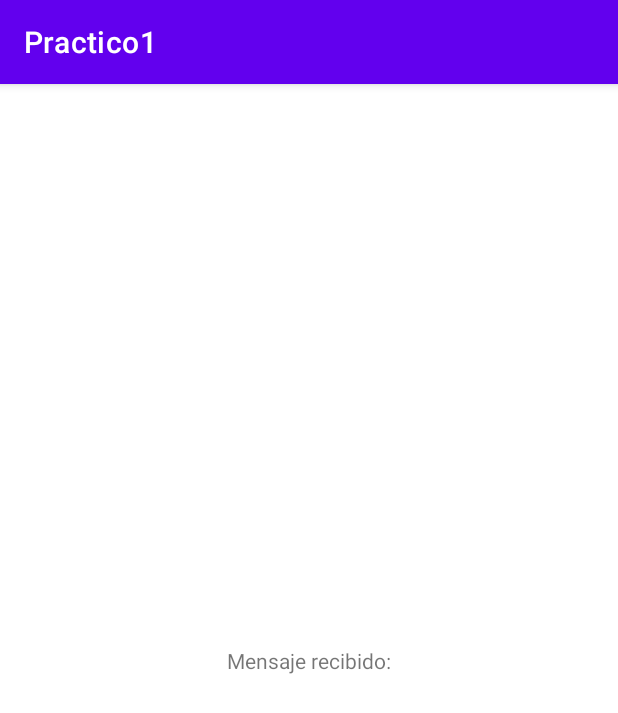
After one commit to Xephorot/U1---P1---M1---Practico-usando-Hilos-runnable-handler-etc., an Android app: the Ejercicio_52 screen opened directly, with no data from a screen before it, on a phone screen of 412 x 824 dp. The commit adds this screen. Shown: the top 713 px of the screen. Run offline under Robolectric (Android 15) with nearby library versions, the phone set to English and light mode, and no system bars.

Commit message:
Terminado ejercicio 5 (Incompleto)

```diff
--- a/app/src/main/AndroidManifest.xml
+++ b/app/src/main/AndroidManifest.xml
@@ -11,6 +11,12 @@
         android:supportsRtl="true"
         android:theme="@style/Theme.Practico1"
         tools:targetApi="31">
+        <activity
+            android:name=".Ejercicio_52"
+            android:exported="false" />
+        <activity
+            android:name=".Ejercicio_51"
+            android:exported="false" />
         <activity
             android:name=".Ejercicio_3"
             android:exported="false" />
--- /dev/null
+++ b/app/src/main/java/com/example/practico1/Ejercicio_52.java
@@ -0,0 +1,43 @@
+package com.example.practico1;
+import androidx.appcompat.app.AppCompatActivity;
+import android.content.Intent;
+import android.os.Bundle;
+import android.widget.TextView;
+import com.example.practico1.Ejercicio5.MessageSender;
+
+public class Ejercicio_52 extends AppCompatActivity {
+
+    private TextView messageTextView;
+
+    @Override
+    protected void onCreate(Bundle savedInstanceState) {
+        super.onCreate(savedInstanceState);
+        setContentView(R.layout.activity_ejercicio52);
+
+        messageTextView = findViewById(R.id.messageTextView);
+
+        Intent intent = getIntent();
+        if (intent != null) {
+            Bundle bundle = intent.getExtras();
+            if (bundle != null) {
+                String message = bundle.getString("message");
+                if (message != null) {
+                    messageTextView.setText(message);
+
+                    // Simulamos el envío de una respuesta asincrónica con coroutine
+                    MessageSender.sendMessageAsync("Hola desde ejercicio_52", new MessageSender.MessageCallback() {
+                        @Override
+                        public void onMessageSent(final String message) {
+                            runOnUiThread(new Runnable() {
+                                @Override
+                                public void run() {
+                                    messageTextView.append("\nRespuesta: " + message);
+                                }
+                            });
+                        }
+                    });
+                }
+            }
+        }
+    }
+}
--- /dev/null
+++ b/app/src/main/res/layout/activity_ejercicio52.xml
@@ -0,0 +1,23 @@
+<?xml version="1.0" encoding="utf-8"?>
+<androidx.constraintlayout.widget.ConstraintLayout xmlns:android="http://schemas.android.com/apk/res/android"
+    xmlns:app="http://schemas.android.com/apk/res-auto"
+    xmlns:tools="http://schemas.android.com/tools"
+    android:layout_width="match_parent"
+    android:layout_height="match_parent"
+    tools:context=".Ejercicio_52">
+
+    <TextView
+        android:id="@+id/messageTextView"
+        android:layout_width="wrap_content"
+        android:layout_height="wrap_content"
+        android:text="Mensaje recibido:"
+        app:layout_constraintBottom_toBottomOf="parent"
+        app:layout_constraintEnd_toEndOf="parent"
+        app:layout_constraintStart_toStartOf="parent"
+        app:layout_constraintTop_toTopOf="parent"
+        android:layout_marginTop="16dp"
+        android:layout_marginStart="16dp"
+        android:layout_marginEnd="16dp"
+        android:layout_marginBottom="16dp" />
+
+</androidx.constraintlayout.widget.ConstraintLayout>
--- a/app/src/main/res/layout/activity_main.xml
+++ b/app/src/main/res/layout/activity_main.xml
@@ -21,6 +21,12 @@
             android:layout_height="wrap_content"
             android:layout_gravity="center"
             android:text="Ejercicio 3" />
+        <Button
+            android:id="@+id/btn_ejercicio5"
+            android:layout_width="wrap_content"
+            android:layout_height="wrap_content"
+            android:layout_gravity="center"
+            android:text="Ejercicio 5" />
     </LinearLayout>
 
 </androidx.constraintlayout.widget.ConstraintLayout>
```
Also changed, not shown: app/src/main/java/com/example/practico1/Ejercicio5/MessageSender.java (added, +35 -0 lines), app/src/main/java/com/example/practico1/Ejercicio_51.java (added, +30 -0 lines), app/src/main/java/com/example/practico1/MainActivity.java (+7 -0 lines), app/src/main/res/layout/activity_ejercicio51.xml (added, +19 -0 lines).
